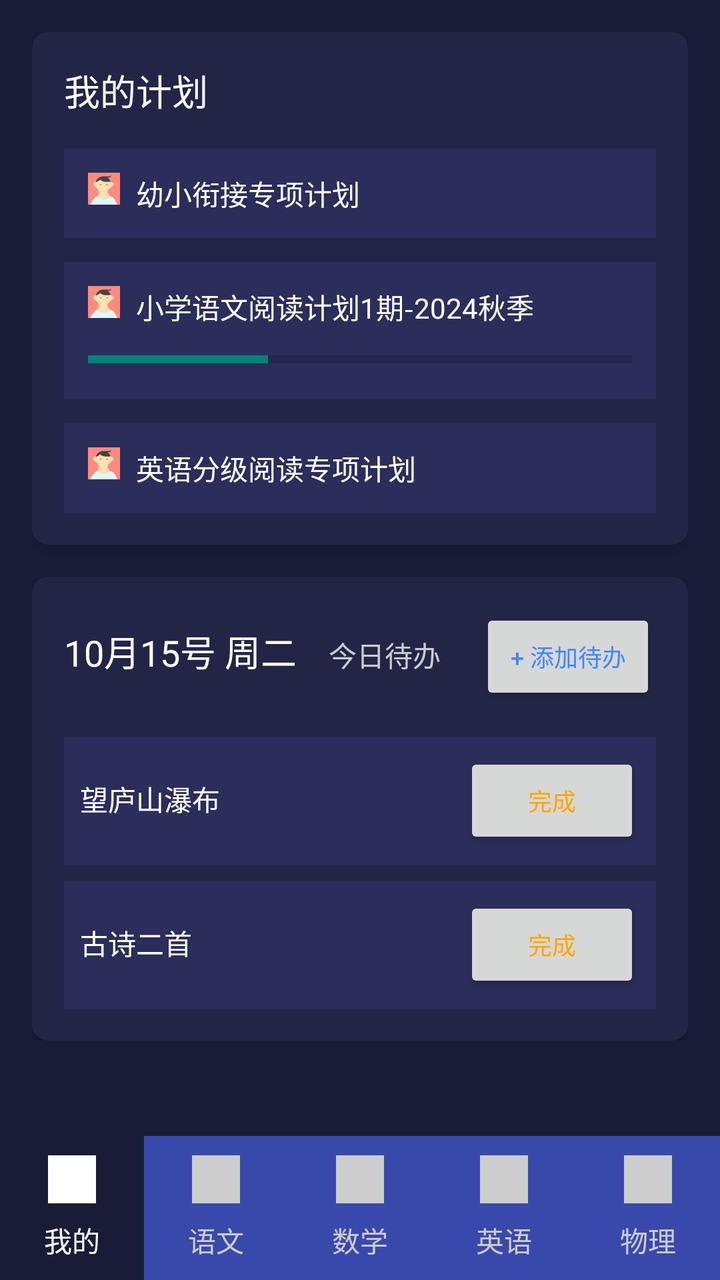
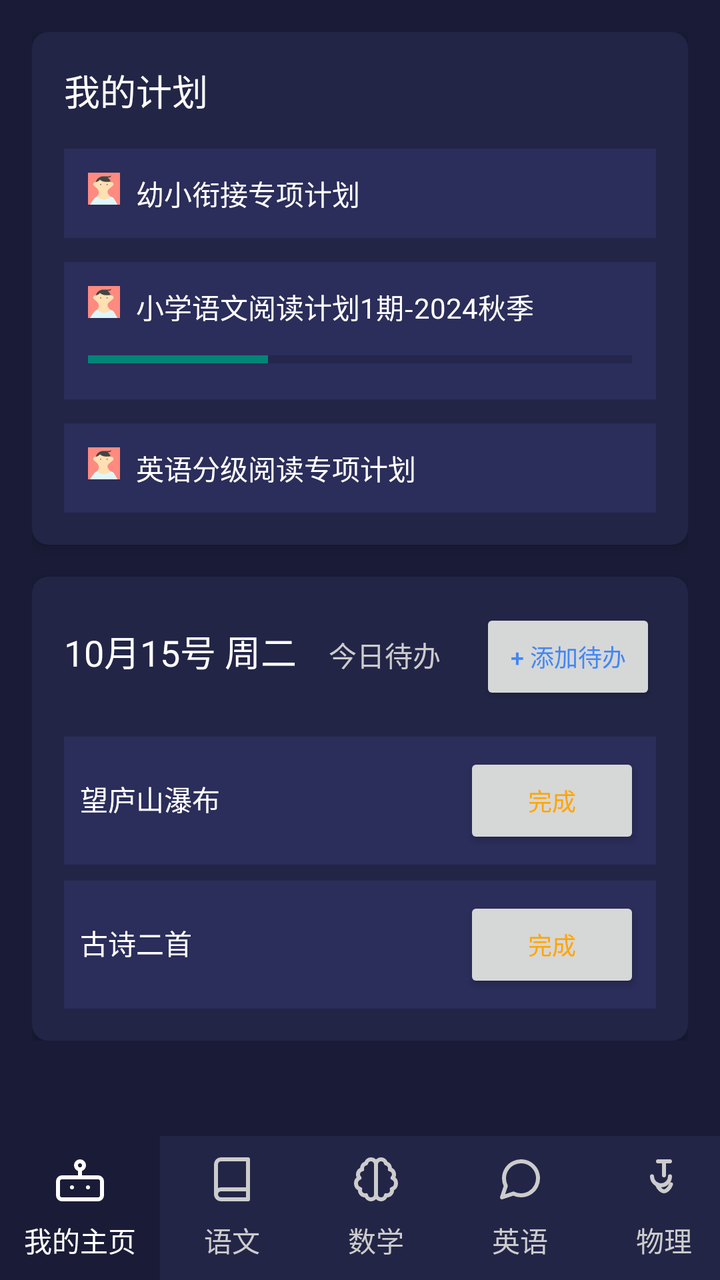

Before-and-after screenshots of an Android layout around one commit, followed by the original layout XML and the change that was made.
<!-- AndroidManifest.xml: activity theme Theme.IMatesApp.FullScreen -->
<!-- res/layout/activity_main.xml -->
<?xml version="1.0" encoding="utf-8"?>
<androidx.constraintlayout.widget.ConstraintLayout
    xmlns:android="http://schemas.android.com/apk/res/android"
    xmlns:app="http://schemas.android.com/apk/res-auto"
    android:layout_width="match_parent"
    android:layout_height="match_parent"
    android:fitsSystemWindows="true"
    android:background="@color/app_dark">

    <com.google.android.material.navigation.NavigationView
        android:id="@+id/nav_view"
        android:layout_width="wrap_content"
        android:layout_height="match_parent"
        android:layout_gravity="start"
        android:fitsSystemWindows="true"
        android:visibility="invisible"
        app:layout_constraintTop_toTopOf="parent"
        app:layout_constraintBottom_toTopOf="@id/bottomNavigation"
        app:layout_constraintStart_toStartOf="parent"
        app:headerLayout="@layout/nav_header_main"
        app:menu="@menu/navigation_drawer" />


    <ScrollView
        android:layout_width="match_parent"
        android:layout_height="0dp"
        app:layout_constraintTop_toTopOf="parent"
        app:layout_constraintBottom_toTopOf="@id/bottomNavigation"
        app:layout_constraintStart_toStartOf="parent"
        app:layout_constraintEnd_toEndOf="parent"
    >

        <LinearLayout
            android:layout_width="match_parent"
            android:layout_height="wrap_content"
            android:orientation="vertical"
            android:padding="16dp">

            
            <androidx.cardview.widget.CardView
                android:layout_width="match_parent"
                android:layout_height="wrap_content"
                android:layout_marginBottom="16dp"
                app:cardBackgroundColor="#232547"
                app:cardCornerRadius="8dp"
                app:cardElevation="4dp">

                <LinearLayout
                    android:layout_width="match_parent"
                    android:layout_height="wrap_content"
                    android:orientation="vertical"
                    android:padding="16dp">

                    <TextView
                        android:layout_width="wrap_content"
                        android:layout_height="wrap_content"
                        android:layout_marginBottom="16dp"
                        android:text="我的计划"
                        android:textColor="#FFFFFF"
                        android:textSize="18sp" />

                    <LinearLayout
                        android:layout_width="match_parent"
                        android:layout_height="wrap_content"
                        android:background="#2b2d5a"
                        android:orientation="horizontal"
                        android:padding="12dp">

                        <ImageView
                            android:layout_width="16dp"
                            android:layout_height="16dp"
                            android:src="@drawable/avatar_1" />

                        <TextView
                            android:layout_width="wrap_content"
                            android:layout_height="wrap_content"
                            android:layout_marginStart="8dp"
                            android:text="幼小衔接专项计划"
                            android:textColor="#FFFFFF"
                            android:textSize="14sp" />

                    </LinearLayout>

                    <LinearLayout
                        android:layout_width="match_parent"
                        android:layout_height="wrap_content"
                        android:layout_marginTop="12dp"
                        android:background="#2b2d5a"
                        android:orientation="vertical"
                        android:padding="12dp">

                        <LinearLayout
                            android:layout_width="match_parent"
                            android:layout_height="wrap_content"
                            android:orientation="horizontal">

                            <ImageView
                                android:layout_width="16dp"
                                android:layout_height="16dp"
                                android:src="@drawable/avatar_1" />

                            <TextView
                                android:layout_width="wrap_content"
                                android:layout_height="wrap_content"
                                android:layout_marginStart="8dp"
                                android:text="小学语文阅读计划1期-2024秋季"
                                android:textColor="#FFFFFF"
                                android:textSize="14sp" />

                        </LinearLayout>

                        <ProgressBar
                            style="?android:attr/progressBarStyleHorizontal"
                            android:layout_width="match_parent"
                            android:layout_height="wrap_content"
                            android:layout_marginTop="8dp"
                            android:progress="33" />

                    </LinearLayout>

                    <LinearLayout
                        android:layout_width="match_parent"
                        android:layout_height="wrap_content"
                        android:layout_marginTop="12dp"
                        android:background="#2b2d5a"
                        android:orientation="horizontal"
                        android:padding="12dp">

                        <ImageView
                            android:layout_width="16dp"
                            android:layout_height="16dp"
                            android:src="@drawable/avatar_1" />

                        <TextView
                            android:layout_width="wrap_content"
                            android:layout_height="wrap_content"
                            android:layout_marginStart="8dp"
                            android:text="英语分级阅读专项计划"
                            android:textColor="#FFFFFF"
                            android:textSize="14sp" />

                    </LinearLayout>

                </LinearLayout>

            </androidx.cardview.widget.CardView>

            
            <androidx.cardview.widget.CardView
                android:layout_width="match_parent"
                android:layout_height="wrap_content"
                app:cardBackgroundColor="#232547"
                app:cardCornerRadius="8dp"
                app:cardElevation="4dp">

                <LinearLayout
                    android:layout_width="match_parent"
                    android:layout_height="wrap_content"
                    android:orientation="vertical"
                    android:padding="16dp">

                    <LinearLayout
                        android:layout_width="match_parent"
                        android:layout_height="wrap_content"
                        android:orientation="horizontal">

                        <TextView
                            android:layout_width="wrap_content"
                            android:layout_height="wrap_content"
                            android:text="10月15号 周二"
                            android:textColor="#FFFFFF"
                            android:textSize="18sp" />

                        <TextView
                            android:layout_width="wrap_content"
                            android:layout_height="wrap_content"
                            android:layout_marginStart="16dp"
                            android:text="今日待办"
                            android:textColor="#CCCCCC"
                            android:textSize="14sp" />

                        <View
                            android:layout_width="0dp"
                            android:layout_height="0dp"
                            android:layout_weight="1" />

                        <Button
                            android:layout_width="wrap_content"
                            android:layout_height="wrap_content"
                            android:text="+ 添加待办"
                            android:textColor="#4287f5"
                            android:textSize="12sp"
                            app:backgroundTint="#232547" />

                    </LinearLayout>

                    <LinearLayout
                        android:layout_width="match_parent"
                        android:layout_height="wrap_content"
                        android:layout_marginTop="16dp"
                        android:background="#2b2d5a"
                        android:orientation="horizontal"
                        android:padding="8dp">

                        <TextView
                            android:layout_width="0dp"
                            android:layout_height="wrap_content"
                            android:layout_weight="1"
                            android:text="望庐山瀑布"
                            android:textColor="#FFFFFF"
                            android:textSize="14sp" />

                        <Button
                            android:layout_width="wrap_content"
                            android:layout_height="wrap_content"
                            android:text="完成"
                            android:textColor="#FFA500"
                            android:textSize="12sp"
                            app:backgroundTint="#33FFA500" />

                    </LinearLayout>

                    <LinearLayout
                        android:layout_width="match_parent"
                        android:layout_height="wrap_content"
                        android:layout_marginTop="8dp"
                        android:background="#2b2d5a"
                        android:orientation="horizontal"
                        android:padding="8dp">

                        <TextView
                            android:layout_width="0dp"
                            android:layout_height="wrap_content"
                            android:layout_weight="1"
                            android:text="古诗二首"
                            android:textColor="#FFFFFF"
                            android:textSize="14sp" />

                        <Button
                            android:layout_width="wrap_content"
                            android:layout_height="wrap_content"
                            android:text="完成"
                            android:textColor="#FFA500"
                            android:textSize="12sp"
                            app:backgroundTint="#33FFA500" />

                    </LinearLayout>

                </LinearLayout>

            </androidx.cardview.widget.CardView>

        </LinearLayout>

    </ScrollView>


    <HorizontalScrollView
        android:id="@+id/bottomNavigation"
        android:layout_width="match_parent"
        android:layout_height="wrap_content"
        android:background="@color/app_light"
        android:scrollbars="none"
        app:layout_constraintBottom_toBottomOf="parent">

        <com.google.android.material.tabs.TabLayout
            android:id="@+id/tabLayout"
            android:layout_width="wrap_content"
            android:layout_height="wrap_content"
            app:tabGravity="center"
            app:tabIndicatorHeight="0dp"
            app:tabMode="scrollable"
            app:tabPaddingEnd="16dp"
            app:tabPaddingStart="16dp"
            app:tabIconTint="@color/tab_text_selector"
            app:tabRippleColor="@android:color/transparent"
            app:tabBackground="@color/tab_background_selector"
            app:tabTextColor="@color/tab_text_selector">

            <com.google.android.material.tabs.TabItem
                android:layout_width="wrap_content"
                android:layout_height="wrap_content"
                android:icon="@drawable/avatar_1"
                android:text="我的" />

            <com.google.android.material.tabs.TabItem
                android:layout_width="wrap_content"
                android:layout_height="wrap_content"
                android:icon="@drawable/avatar_2"
                android:text="语文" />

            <com.google.android.material.tabs.TabItem
                android:layout_width="wrap_content"
                android:layout_height="wrap_content"
                android:icon="@drawable/avatar_3"
                android:text="数学" />

            <com.google.android.material.tabs.TabItem
                android:layout_width="wrap_content"
                android:layout_height="wrap_content"
                android:icon="@drawable/avatar_4"
                android:text="英语" />

            <com.google.android.material.tabs.TabItem
                android:layout_width="wrap_content"
                android:layout_height="wrap_content"
                android:icon="@drawable/avatar_5"
                android:text="物理" />

            <com.google.android.material.tabs.TabItem
                android:layout_width="wrap_content"
                android:layout_height="wrap_content"
                android:icon="@drawable/avatar_6"
                android:text="化学" />

            <com.google.android.material.tabs.TabItem
                android:layout_width="wrap_content"
                android:layout_height="wrap_content"
                android:icon="@drawable/avatar_7"
                android:text="生物" />

        </com.google.android.material.tabs.TabLayout>

    </HorizontalScrollView>

</androidx.constraintlayout.widget.ConstraintLayout>
<!-- res/layout/nav_header_main.xml (included above) -->
<?xml version="1.0" encoding="utf-8"?>
<LinearLayout xmlns:android="http://schemas.android.com/apk/res/android"
    xmlns:app="http://schemas.android.com/apk/res-auto"
    android:layout_width="match_parent"
    android:layout_height="176dp"
    android:background="@drawable/side_nav_bar"
    android:gravity="bottom"
    android:orientation="vertical"
    android:padding="16dp">

    <ImageView
        android:id="@+id/imageView"
        android:layout_width="wrap_content"
        android:layout_height="wrap_content"
        android:contentDescription="@string/nav_header_desc"
        android:paddingTop="8dp"
        app:srcCompat="@mipmap/ic_launcher_round" />

    <TextView
        android:layout_width="match_parent"
        android:layout_height="wrap_content"
        android:paddingTop="8dp"
        android:text="@string/nav_header_title" />

    <TextView
        android:id="@+id/textView"
        android:layout_width="wrap_content"
        android:layout_height="wrap_content"
        android:text="@string/nav_header_subtitle" />
</LinearLayout>
<!-- resources referenced by this layout -->
<resources>
  <color name="app_light">#232547</color>
  <!-- drawable avatar_2: vector/xml drawable (drawable, 2331 chars, omitted) -->
  <!-- drawable avatar_3: vector/xml drawable (drawable, 2553 chars, omitted) -->
  <!-- drawable avatar_4: vector/xml drawable (drawable, 2498 chars, omitted) -->
  <!-- drawable avatar_5: vector/xml drawable (drawable, 2885 chars, omitted) -->
  <!-- drawable avatar_6: vector/xml drawable (drawable, 3653 chars, omitted) -->
  <!-- drawable avatar_7 (drawable) -->
  <vector xmlns:android="http://schemas.android.com/apk/res/android"
      android:width="128dp"
      android:height="128dp"
      android:viewportWidth="128.0"
      android:viewportHeight="128.0">
      <path
          android:fillColor="#B9F6CA"
          android:pathData="M0 0h128v128h-128z" />
      <path
          android:fillColor="#444"
          android:pathData="M50.4 75.7c-1.6,-1.6,-3.2,-2.9,-4.7,-4,-.9,-.6,-1,-1.7,-1.7,-2.2,-1.8,-1,-3.2,-5.9,-5.3,-3.4l-.5.8,-.4,-.9c-1.3,-1.2,-1,-.4,-1.3,-2.3,-.5,-4.2 1.2,-7.2 5.1,-7.8 1,-.1 2,-.1 2.9.2 9.5,-1.8 13.7,-7.4 15.2,-10 4 5.7 14.3 11.4 38.3 7.8 2.8,-4.7 4.5,-10.2 4.5,-16,-.1,-17.1,-13.9,-30.9,-30.9,-30.9,-6.7 0,-12.8 2.1,-17.9 5.7l-25.8 18.3c-11.6 5.6,-19.6 17.5,-19.6 31.2 0 19.1 15.5 34.6 34.6 34.6 4.6 0 9,-.9 13,-2.5.2,-8.4,-1.4,-14.5,-5.5,-18.6zM44.5 54.1z" />
      <path
          android:fillColor="#8D6E63"
          android:pathData="M73.7 122c6.1.5 13.4,-.3 22,-3.5,-.1,-.7,-.3,-1.4,-.5,-2.1,-.3,-1.3,-3.8,-21.4,-4,-28.1,-.1,-7.3.8,-11.9 2,-14.7h8.7l-2.5,-10.1c-.2,-2.4,-.4,-4.7,-.7,-6.6,-.2,-1.8,-.3,-2.3,-.8,-3.9,-24 3.6,-34.2,-3.7,-38.2,-9.4,-1.4 2.5,-5.7 8.8,-15.3 10.5,-.9,-.3,-1.9,-.3,-2.9,-.2,-3.9.6,-6.7 4.5,-6.1 8.8.3 2 1.2 3.6 2.5 4.8.2.1 1.5.6 3.3 1.7.7.4 1.6.9 2.4 1.6 1.5 1.1 3.1 2.4 4.7 4 4 4.1 7.6 10.2 7.4 18.5,-.1 4.9,-1.6 10.6,-5.1 17.2.1 0 7.3 10.2 23.1 11.5zM44.5 54.1z" />
      <path
          android:fillColor="#FFCC80"
          android:pathData="M41.6 123.8s.1,-.2.2,-.3c-.1.2,-.1.2,-.2.3z" />
      <path
          android:fillColor="#444"
          android:pathData="M83.5,63.1 m-2.0, 0 a 2.0,2.0 0 1,1 4.0,0 a2.0,2.0 0 1,1 -4.0,0" />
      <path
          android:fillColor="#0097A7"
          android:pathData="M73.7 122c-15.9,-1.3,-23,-11.5,-23,-11.5,-2.1 4,-5.1 8.4,-8.9 13.1l-.3.4c-.5.6,-1.1 1.3,-1.7 2,-.5.6,-1 1.3,-1.6 2.1h59.7c-.7,-3.2,-1.5,-6.4,-2.1,-9.5,-8.7 3.1,-16 3.9,-22.1 3.4z" />
  </vector>
  <!-- unchanged entries left out for length: 9 -->
</resources>

<!-- the commit's change to res/layout/activity_main.xml (unified diff, before → after) -->
@@ -259,7 +259,7 @@
         android:id="@+id/bottomNavigation"
         android:layout_width="match_parent"
         android:layout_height="wrap_content"
-        android:background="@color/app_light"
+        android:background="@color/app_dark"
         android:scrollbars="none"
         app:layout_constraintBottom_toBottomOf="parent">
 
@@ -270,8 +270,6 @@
             app:tabGravity="center"
             app:tabIndicatorHeight="0dp"
             app:tabMode="scrollable"
-            app:tabPaddingEnd="16dp"
-            app:tabPaddingStart="16dp"
             app:tabIconTint="@color/tab_text_selector"
             app:tabRippleColor="@android:color/transparent"
             app:tabBackground="@color/tab_background_selector"
@@ -280,43 +278,43 @@
             <com.google.android.material.tabs.TabItem
                 android:layout_width="wrap_content"
                 android:layout_height="wrap_content"
-                android:icon="@drawable/avatar_1"
-                android:text="我的" />
-
-            <com.google.android.material.tabs.TabItem
-                android:layout_width="wrap_content"
-                android:layout_height="wrap_content"
-                android:icon="@drawable/avatar_2"
+                android:icon="@drawable/ic_robot"
+                android:text="我的主页" />
+
+            <com.google.android.material.tabs.TabItem
+                android:layout_width="wrap_content"
+                android:layout_height="wrap_content"
+                android:icon="@drawable/ic_literature"
                 android:text="语文" />
 
             <com.google.android.material.tabs.TabItem
                 android:layout_width="wrap_content"
                 android:layout_height="wrap_content"
-                android:icon="@drawable/avatar_3"
+                android:icon="@drawable/ic_brain"
                 android:text="数学" />
 
             <com.google.android.material.tabs.TabItem
                 android:layout_width="wrap_content"
                 android:layout_height="wrap_content"
-                android:icon="@drawable/avatar_4"
+                android:icon="@drawable/ic_message_circle"
                 android:text="英语" />
 
             <com.google.android.material.tabs.TabItem
                 android:layout_width="wrap_content"
                 android:layout_height="wrap_content"
-                android:icon="@drawable/avatar_5"
+                android:icon="@drawable/ic_flask"
                 android:text="物理" />
 
             <com.google.android.material.tabs.TabItem
                 android:layout_width="wrap_content"
                 android:layout_height="wrap_content"
-                android:icon="@drawable/avatar_6"
+                android:icon="@drawable/ic_laptop"
                 android:text="化学" />
 
             <com.google.android.material.tabs.TabItem
                 android:layout_width="wrap_content"
                 android:layout_height="wrap_content"
-                android:icon="@drawable/avatar_7"
+                android:icon="@drawable/ic_biology"
                 android:text="生物" />
 
         </com.google.android.material.tabs.TabLayout>
<!-- resource entries referenced after the edit -->
@@ -1,35 +1,170 @@
 <!-- resources referenced by this layout -->
 <resources>
-  <color name="app_light">#232547</color>
-  <!-- drawable avatar_2: vector/xml drawable (drawable, 2331 chars, omitted) -->
-  <!-- drawable avatar_3: vector/xml drawable (drawable, 2553 chars, omitted) -->
-  <!-- drawable avatar_4: vector/xml drawable (drawable, 2498 chars, omitted) -->
-  <!-- drawable avatar_5: vector/xml drawable (drawable, 2885 chars, omitted) -->
-  <!-- drawable avatar_6: vector/xml drawable (drawable, 3653 chars, omitted) -->
-  <!-- drawable avatar_7 (drawable) -->
+  <!-- drawable ic_biology (drawable) -->
   <vector xmlns:android="http://schemas.android.com/apk/res/android"
-      android:width="128dp"
-      android:height="128dp"
-      android:viewportWidth="128.0"
-      android:viewportHeight="128.0">
+      android:width="24dp"
+      android:height="24dp"
+      android:viewportWidth="24"
+      android:viewportHeight="24">
+      
       <path
-          android:fillColor="#B9F6CA"
-          android:pathData="M0 0h128v128h-128z" />
+          android:fillColor="#00000000"
+      android:strokeColor="#66BB6A"
+      android:strokeWidth="1.5"
+      android:pathData="M7,8 C7,8 10,3 14,8 S17,13 14,18 S10,23 7,18 S3,13 7,8 Z" />
+      
       <path
-          android:fillColor="#444"
-          android:pathData="M50.4 75.7c-1.6,-1.6,-3.2,-2.9,-4.7,-4,-.9,-.6,-1,-1.7,-1.7,-2.2,-1.8,-1,-3.2,-5.9,-5.3,-3.4l-.5.8,-.4,-.9c-1.3,-1.2,-1,-.4,-1.3,-2.3,-.5,-4.2 1.2,-7.2 5.1,-7.8 1,-.1 2,-.1 2.9.2 9.5,-1.8 13.7,-7.4 15.2,-10 4 5.7 14.3 11.4 38.3 7.8 2.8,-4.7 4.5,-10.2 4.5,-16,-.1,-17.1,-13.9,-30.9,-30.9,-30.9,-6.7 0,-12.8 2.1,-17.9 5.7l-25.8 18.3c-11.6 5.6,-19.6 17.5,-19.6 31.2 0 19.1 15.5 34.6 34.6 34.6 4.6 0 9,-.9 13,-2.5.2,-8.4,-1.4,-14.5,-5.5,-18.6zM44.5 54.1z" />
+          android:fillColor="#00000000"
+      android:strokeColor="#66BB6A"
+      android:strokeWidth="1.5"
+      android:pathData="M17,8 C17,8 14,3 10,8 S7,13 10,18 S14,23 17,18 S21,13 17,8 Z" />
+  </vector>
+  <!-- drawable ic_brain (drawable) -->
+  <vector xmlns:android="http://schemas.android.com/apk/res/android"
+      android:width="24dp"
+      android:height="24dp"
+      android:viewportWidth="24"
+      android:viewportHeight="24">
       <path
-          android:fillColor="#8D6E63"
-          android:pathData="M73.7 122c6.1.5 13.4,-.3 22,-3.5,-.1,-.7,-.3,-1.4,-.5,-2.1,-.3,-1.3,-3.8,-21.4,-4,-28.1,-.1,-7.3.8,-11.9 2,-14.7h8.7l-2.5,-10.1c-.2,-2.4,-.4,-4.7,-.7,-6.6,-.2,-1.8,-.3,-2.3,-.8,-3.9,-24 3.6,-34.2,-3.7,-38.2,-9.4,-1.4 2.5,-5.7 8.8,-15.3 10.5,-.9,-.3,-1.9,-.3,-2.9,-.2,-3.9.6,-6.7 4.5,-6.1 8.8.3 2 1.2 3.6 2.5 4.8.2.1 1.5.6 3.3 1.7.7.4 1.6.9 2.4 1.6 1.5 1.1 3.1 2.4 4.7 4 4 4.1 7.6 10.2 7.4 18.5,-.1 4.9,-1.6 10.6,-5.1 17.2.1 0 7.3 10.2 23.1 11.5zM44.5 54.1z" />
+          android:pathData="M9.5,2A2.5,2.5 0,0 1,12 4.5v15a2.5,2.5 0,0 1,-4.96 0.44,2.5 2.5,0 0,1 -2.96,-3.08 3,3 0,0 1,-0.34 -5.58,2.5 2.5,0 0,1 1.32,-4.24 2.5,2.5 0,0 1,1.98 -3A2.5,2.5 0,0 1,9.5 2Z"
+          android:strokeLineJoin="round"
+          android:strokeWidth="2"
+          android:fillColor="#00000000"
+          android:strokeColor="#000000"
+          android:strokeLineCap="round"/>
       <path
-          android:fillColor="#FFCC80"
-          android:pathData="M41.6 123.8s.1,-.2.2,-.3c-.1.2,-.1.2,-.2.3z" />
+          android:pathData="M14.5,2A2.5,2.5 0,0 0,12 4.5v15a2.5,2.5 0,0 0,4.96 0.44,2.5 2.5,0 0,0 2.96,-3.08 3,3 0,0 0,0.34 -5.58,2.5 2.5,0 0,0 -1.32,-4.24 2.5,2.5 0,0 0,-1.98 -3A2.5,2.5 0,0 0,14.5 2Z"
+          android:strokeLineJoin="round"
+          android:strokeWidth="2"
+          android:fillColor="#00000000"
+          android:strokeColor="#000000"
+          android:strokeLineCap="round"/>
+  </vector>
+  <!-- drawable ic_flask (drawable) -->
+  <vector xmlns:android="http://schemas.android.com/apk/res/android"
+      android:width="24dp"
+      android:height="24dp"
+      android:viewportWidth="24"
+      android:viewportHeight="24">
       <path
-          android:fillColor="#444"
-          android:pathData="M83.5,63.1 m-2.0, 0 a 2.0,2.0 0 1,1 4.0,0 a2.0,2.0 0 1,1 -4.0,0" />
+          android:pathData="M9,3h6"
+          android:strokeLineJoin="round"
+          android:strokeWidth="2"
+          android:fillColor="#00000000"
+          android:strokeColor="#000000"
+          android:strokeLineCap="round"/>
       <path
-          android:fillColor="#0097A7"
-          android:pathData="M73.7 122c-15.9,-1.3,-23,-11.5,-23,-11.5,-2.1 4,-5.1 8.4,-8.9 13.1l-.3.4c-.5.6,-1.1 1.3,-1.7 2,-.5.6,-1 1.3,-1.6 2.1h59.7c-.7,-3.2,-1.5,-6.4,-2.1,-9.5,-8.7 3.1,-16 3.9,-22.1 3.4z" />
+          android:pathData="M12,3v7"
+          android:strokeLineJoin="round"
+          android:strokeWidth="2"
+          android:fillColor="#00000000"
+          android:strokeColor="#000000"
+          android:strokeLineCap="round"/>
+      <path
+          android:pathData="M8.5,14.5c0.8,2.3 2.5,3.5 3.5,3.5s2.7,-1.2 3.5,-3.5"
+          android:strokeLineJoin="round"
+          android:strokeWidth="2"
+          android:fillColor="#00000000"
+          android:strokeColor="#000000"
+          android:strokeLineCap="round"/>
+      <path
+          android:pathData="M6,10.5a4.5,4.5 0,0 0,9 0"
+          android:strokeLineJoin="round"
+          android:strokeWidth="2"
+          android:fillColor="#00000000"
+          android:strokeColor="#000000"
+          android:strokeLineCap="round"/>
+  </vector>
+  <!-- drawable ic_laptop (drawable) -->
+  <vector xmlns:android="http://schemas.android.com/apk/res/android"
+      android:width="24dp"
+      android:height="24dp"
+      android:viewportWidth="24"
+      android:viewportHeight="24">
+      <path
+          android:pathData="M20,16V7a2,2 0,0 0,-2 -2H6a2,2 0,0 0,-2 2v9m16,0H4m16,0 l1.28,2.55a1,1 0,0 1,-0.9 1.45H3.62a1,1 0,0 1,-0.9 -1.45L4,16"
+          android:strokeLineJoin="round"
+          android:strokeWidth="2"
+          android:fillColor="#00000000"
+          android:strokeColor="#000000"
+          android:strokeLineCap="round"/>
+  </vector>
+  <!-- drawable ic_literature (drawable) -->
+  <vector xmlns:android="http://schemas.android.com/apk/res/android"
+      android:width="24dp"
+      android:height="24dp"
+      android:viewportWidth="24"
+      android:viewportHeight="24">
+      <path
+          android:pathData="M4,19.5A2.5,2.5 0,0 1,6.5 17H20"
+          android:strokeLineJoin="round"
+          android:strokeWidth="2"
+          android:fillColor="#00000000"
+          android:strokeColor="#000000"
+          android:strokeLineCap="round"/>
+      <path
+          android:pathData="M6.5,2H20v20H6.5A2.5,2.5 0,0 1,4 19.5v-15A2.5,2.5 0,0 1,6.5 2z"
+          android:strokeLineJoin="round"
+          android:strokeWidth="2"
+          android:fillColor="#00000000"
+          android:strokeColor="#000000"
+          android:strokeLineCap="round"/>
+  </vector>
+  <!-- drawable ic_message_circle (drawable) -->
+  <vector xmlns:android="http://schemas.android.com/apk/res/android"
+      android:width="24dp"
+      android:height="24dp"
+      android:viewportWidth="24"
+      android:viewportHeight="24">
+      <path
+          android:pathData="M21,11.5a8.38,8.38 0,0 1,-0.9 3.8,8.5 8.5,0 0,1 -7.6,4.7 8.38,8.38 0,0 1,-3.8 -0.9L3,21l1.9,-5.7a8.38,8.38 0,0 1,-0.9 -3.8,8.5 8.5,0 0,1 4.7,-7.6 8.38,8.38 0,0 1,3.8 -0.9h0.5a8.48,8.48 0,0 1,8 8v0.5z"
+          android:strokeLineJoin="round"
+          android:strokeWidth="2"
+          android:fillColor="#00000000"
+          android:strokeColor="#000000"
+          android:strokeLineCap="round"/>
+  </vector>
+  <!-- drawable ic_robot (drawable) -->
+  <vector xmlns:android="http://schemas.android.com/apk/res/android"
+      android:width="24dp"
+      android:height="24dp"
+      android:viewportWidth="24"
+      android:viewportHeight="24">
+      <path
+          android:pathData="M3,11h18a2,2 0,0 1,2 2v7a2,2 0,0 1,-2 2h-18a2,2 0,0 1,-2 -2v-7a2,2 0,0 1,2 -2z"
+          android:strokeLineJoin="round"
+          android:strokeWidth="2"
+          android:fillColor="#00000000"
+          android:strokeColor="#000000"
+          android:strokeLineCap="round"/>
+      <path
+          android:pathData="M12,5m-2,0a2,2 0,1 1,4 0a2,2 0,1 1,-4 0"
+          android:strokeLineJoin="round"
+          android:strokeWidth="2"
+          android:fillColor="#00000000"
+          android:strokeColor="#000000"
+          android:strokeLineCap="round"/>
+      <path
+          android:pathData="M12,7v4"
+          android:strokeLineJoin="round"
+          android:strokeWidth="2"
+          android:fillColor="#00000000"
+          android:strokeColor="#000000"
+          android:strokeLineCap="round"/>
+      <path
+          android:pathData="M8,16L8,16"
+          android:strokeLineJoin="round"
+          android:strokeWidth="2"
+          android:fillColor="#00000000"
+          android:strokeColor="#000000"
+          android:strokeLineCap="round"/>
+      <path
+          android:pathData="M16,16L16,16"
+          android:strokeLineJoin="round"
+          android:strokeWidth="2"
+          android:fillColor="#00000000"
+          android:strokeColor="#000000"
+          android:strokeLineCap="round"/>
   </vector>
   <!-- unchanged entries left out for length: 9 -->
 </resources>
